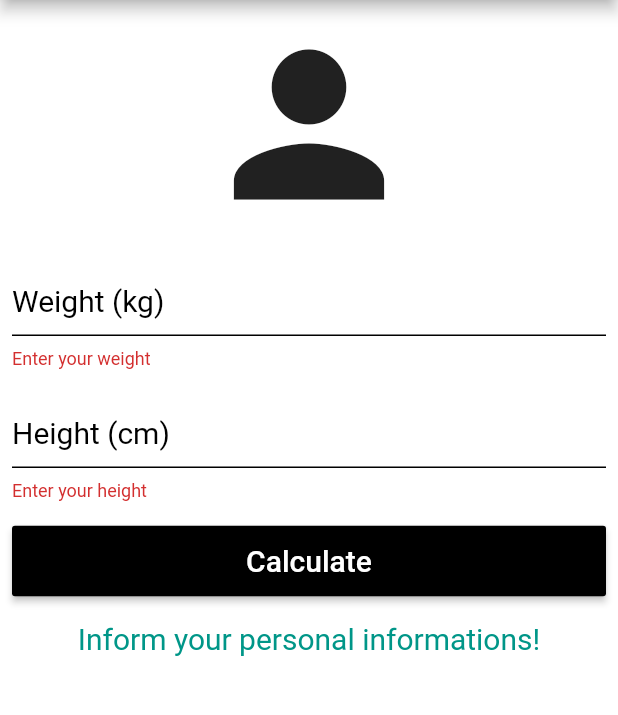
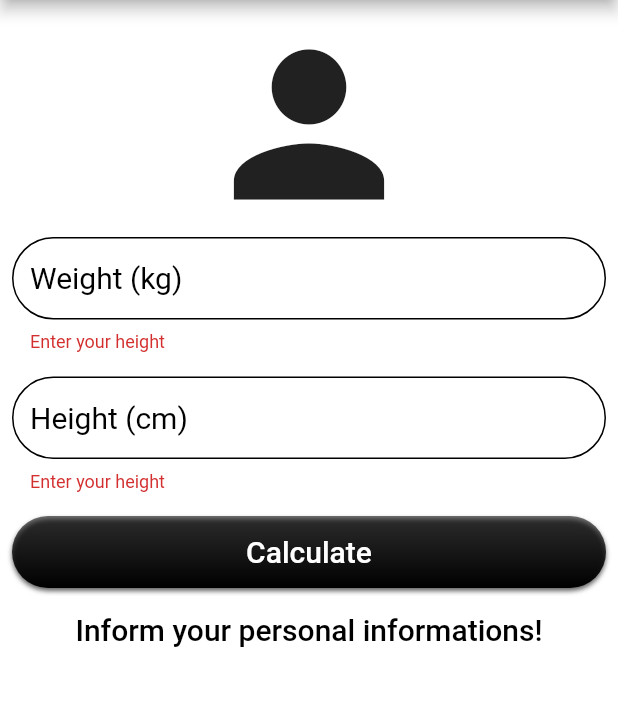
Before and after one commit to JonathanVegasP/imc-calculator, a Flutter app: the screen it shows after launch, after a tap on "Calculate", on a phone screen of 412 x 824 dp, the part 84-799 px from its top. Run offline on Flutter 3.47's test engine with Material 2 defaults, Android fonts, the phone set to English and light mode, and no system bars.

Commit message:
fixed some issues, added dismisskeyboard and layout adjusted

```diff
--- /dev/null
+++ b/lib/components/raised_gradient_button.dart
@@ -0,0 +1,62 @@
+import 'package:flutter/material.dart';
+
+class RaisedGradientButton extends StatelessWidget {
+  final double width;
+  final double height;
+  final double borderRadius;
+  final Gradient gradient;
+  final double elevation;
+  final Color textColor;
+  final double textSize;
+  final Widget child;
+  final Function onPressed;
+
+  const RaisedGradientButton(
+      {Key key,
+      @required this.gradient,
+      @required this.child,
+      this.height = 40.0,
+      this.width = double.infinity,
+      this.textSize = 16.0,
+      this.textColor = Colors.black,
+      this.elevation = 2.0,
+      this.borderRadius = 0.0,
+      this.onPressed})
+      : super(key: key);
+
+  @override
+  Widget build(BuildContext context) {
+    return Container(
+      width: width,
+      height: height,
+      decoration: BoxDecoration(
+        borderRadius: BorderRadius.circular(borderRadius),
+        gradient: gradient,
+        boxShadow: [
+          BoxShadow(
+            color: Colors.grey[700],
+            offset: Offset(0.0, elevation),
+            blurRadius: elevation,
+          ),
+        ],
+      ),
+      child: Material(
+        color: Colors.transparent,
+        borderRadius: BorderRadius.circular(borderRadius),
+        type: MaterialType.button,
+        textStyle: TextStyle(
+          color: textColor,
+          fontSize: textSize,
+          fontWeight: FontWeight.w500,
+        ),
+        child: InkWell(
+          child: Center(
+            child: child,
+          ),
+          borderRadius: BorderRadius.circular(borderRadius),
+          onTap: onPressed,
+        ),
+      ),
+    );
+  }
+}
--- /dev/null
+++ b/lib/components/text_input.dart
@@ -0,0 +1,62 @@
+import 'package:flutter/material.dart';
+
+class TextInput extends StatelessWidget {
+  final TextEditingController controller;
+  final String labelText;
+  final String validator;
+  final FocusNode focusNode;
+  final TextInputAction textInputAction;
+  final Function onFieldSubmitted;
+
+  const TextInput({
+    Key key,
+    this.controller,
+    this.labelText,
+    this.validator,
+    this.focusNode,
+    this.textInputAction = TextInputAction.done,
+    this.onFieldSubmitted,
+  }) : super(key: key);
+
+  @override
+  Widget build(BuildContext context) {
+    return Theme(
+      data: ThemeData(
+        hintColor: Colors.black,
+        primaryColor: Colors.teal,
+        inputDecorationTheme: InputDecorationTheme(
+          contentPadding:
+              EdgeInsets.symmetric(vertical: 16.0, horizontal: 12.0),
+          border: OutlineInputBorder(borderRadius: BorderRadius.circular(28.0)),
+          errorBorder: OutlineInputBorder(
+            borderRadius: BorderRadius.circular(28.0),
+            borderSide: BorderSide(
+              color: Colors.black,
+            ),
+          ),
+        ),
+      ),
+      child: TextFormField(
+        onFieldSubmitted: onFieldSubmitted,
+        textInputAction: textInputAction,
+        focusNode: focusNode,
+        controller: controller,
+        keyboardType: TextInputType.number,
+        decoration: InputDecoration(
+          labelText: labelText,
+          alignLabelWithHint: true,
+        ),
+        textAlign: TextAlign.center,
+        style: TextStyle(
+          color: Colors.teal,
+          fontSize: 20.0,
+        ),
+        validator: (v) {
+          if (v.trim().isEmpty) {
+            return validator;
+          }
+        },
+      ),
+    );
+  }
+}
--- a/lib/main.dart
+++ b/lib/main.dart
@@ -19,3 +19,4 @@ class ImcCalculator extends StatelessWidget {
 }
 
 void main() => runApp(ImcCalculator());
+//Created by Jonathan Vegas Peixoto
--- a/lib/scenes/home/home.dart
+++ b/lib/scenes/home/home.dart
@@ -1,4 +1,6 @@
 import 'package:flutter/material.dart';
+import 'package:imc_calculator/components/raised_gradient_button.dart';
+import 'package:imc_calculator/components/text_input.dart';
 
 class Home extends StatefulWidget {
   @override
@@ -8,10 +10,12 @@ class Home extends StatefulWidget {
 class _HomeState extends State<Home> {
   final _weight = TextEditingController();
   final _height = TextEditingController();
+  final _heightFocus = FocusNode();
   final _formKey = GlobalKey<FormState>();
   String _info = "Inform your personal informations!";
 
   void _resetFields() {
+    FocusScope.of(context).requestFocus(FocusNode());
     _weight.text = "";
     _height.text = "";
     setState(() {
@@ -20,6 +24,7 @@ class _HomeState extends State<Home> {
   }
 
   void _calculate() {
+    FocusScope.of(context).requestFocus(FocusNode());
     if (_formKey.currentState.validate()) {
       double weight = double.parse(_weight.text);
       double height = double.parse(_height.text) / 100;
@@ -44,7 +49,9 @@ class _HomeState extends State<Home> {
 
   @override
   Widget build(BuildContext context) {
-    return Scaffold(
+    return GestureDetector(
+      onTap: () => FocusScope.of(context).requestFocus(FocusNode()),
+      child: Scaffold(
         appBar: AppBar(
           title: Text("IMC Calculator"),
           centerTitle: true,
@@ -71,82 +78,44 @@ class _HomeState extends State<Home> {
                   size: 150.0,
                   color: Theme.of(context).primaryColor,
                 ),
-              Theme(
-                data: ThemeData(
-                  hintColor: Colors.black,
-                  primaryColor: Colors.teal,
-                  inputDecorationTheme: InputDecorationTheme(
-                    errorBorder: UnderlineInputBorder(
-                      borderSide: BorderSide(
-                        color: Colors.black,
-                      ),
-                    ),
-                  ),
-                ),
-                child: TextFormField(
+                TextInput(
+                  onFieldSubmitted: (v) =>
+                      FocusScope.of(context).requestFocus(_heightFocus),
+                  textInputAction: TextInputAction.next,
+                  labelText: "Weight (kg)",
+                  validator: "Enter your height",
                   controller: _weight,
-                  keyboardType: TextInputType.number,
-                  decoration: InputDecoration(
-                    labelText: "Weight (kg)",
-                    alignLabelWithHint: true,
-                  ),
-                  textAlign: TextAlign.center,
-                  style: TextStyle(
-                    color: Colors.teal,
-                    fontSize: 20.0,
-                  ),
-                  validator: (v) {
-                    if (v.trim().isEmpty) {
-                      return "Enter your weight";
-                    }
-                  },
-                ),
-              ),
-              Theme(
-                data: ThemeData(
-                  hintColor: Colors.black,
-                  primaryColor: Colors.teal,
-                  inputDecorationTheme: InputDecorationTheme(
-                    errorBorder: UnderlineInputBorder(
-                      borderSide: BorderSide(
-                        color: Colors.black,
-                      ),
-                    ),
-                  ),
-                ),
-                child: TextFormField(
-                  controller: _height,
-                  keyboardType: TextInputType.number,
-                  decoration: InputDecoration(
-                    labelText: "Height (cm)",
-                    alignLabelWithHint: true,
-                  ),
-                  textAlign: TextAlign.center,
-                  style: TextStyle(
-                    color: Colors.teal,
-                    fontSize: 20.0,
-                  ),
-                  validator: (v) {
-                    if (v.trim().isEmpty) {
-                      return "Enter your height";
-                    }
-                  },
-                ),
                 ),
                 SizedBox(
                   height: 16.0,
                 ),
-              RaisedButton(
+                TextInput(
+                  focusNode: _heightFocus,
+                  textInputAction: TextInputAction.done,
+                  controller: _height,
+                  validator: "Enter your height",
+                  labelText: "Height (cm)",
+                ),
+                SizedBox(
+                  height: 16.0,
+                ),
+                RaisedGradientButton(
+                  height: 48.0,
                   onPressed: () => _calculate(),
                   child: Text(
                     "Calculate",
-                  style: TextStyle(
-                    color: Colors.white,
-                    fontSize: 20.0,
                   ),
+                  textSize: 20.0,
+                  textColor: Colors.white,
+                  gradient: LinearGradient(
+                    colors: [
+                      Colors.black54,
+                      Colors.black,
+                    ],
+                    begin: Alignment.topCenter,
+                    end: Alignment.bottomCenter,
                   ),
-                color: Colors.black,
-                padding: EdgeInsets.all(12.0),
+                  borderRadius: 40.0,
                 ),
                 SizedBox(
                   height: 16.0,
@@ -155,7 +124,8 @@ class _HomeState extends State<Home> {
                   _info,
                   style: TextStyle(
                     fontSize: 20.0,
-                  color: Colors.teal,
+                    color: Colors.black,
+                    fontWeight: FontWeight.w500,
                   ),
                   textAlign: TextAlign.center,
                 )
@@ -163,6 +133,7 @@ class _HomeState extends State<Home> {
             ),
           ),
         ),
+      ),
     );
   }
 }
```
Lines whose indentation alone changed are shown as unchanged.
